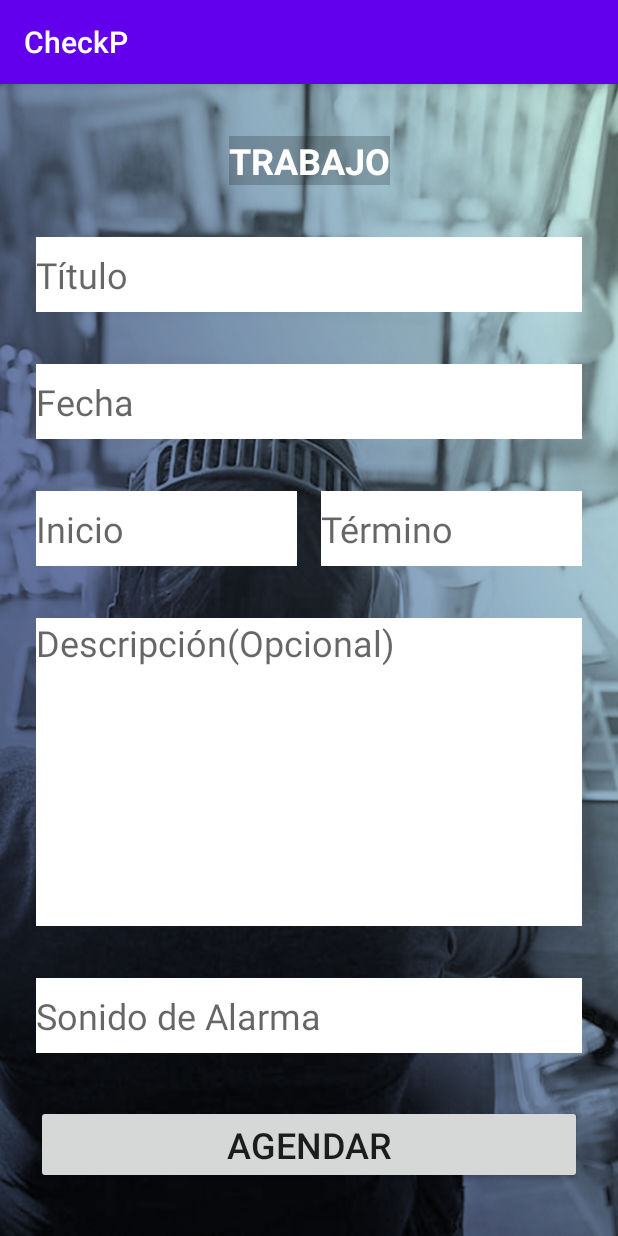
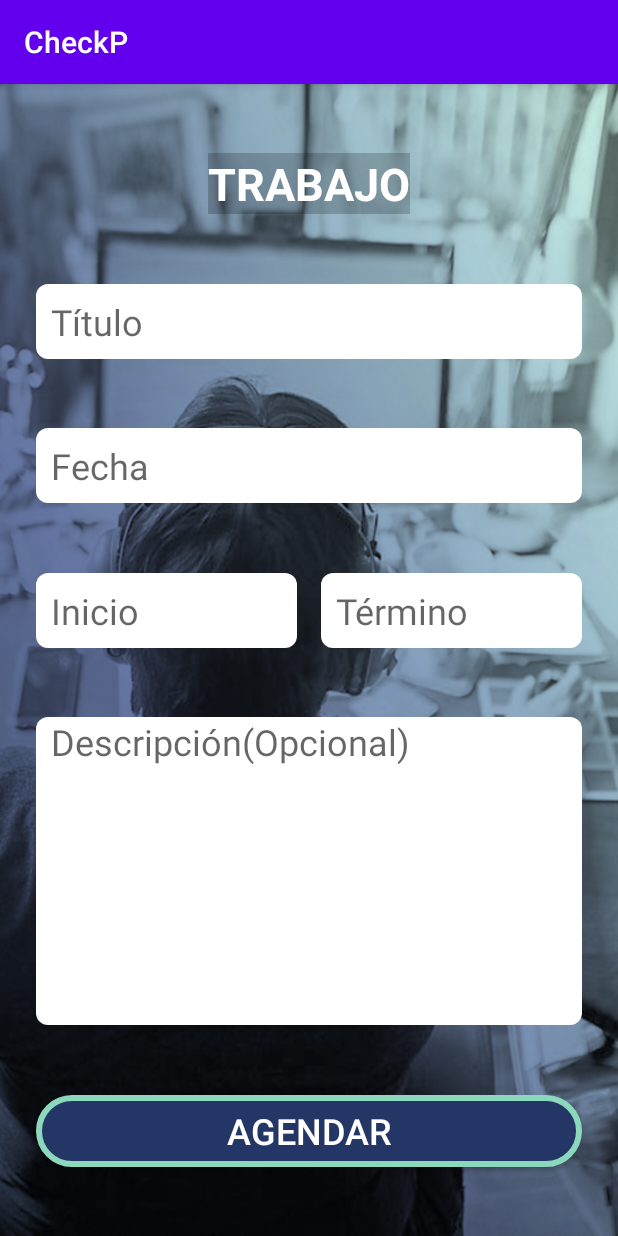
Before and after one commit to MaxCoder91/AndroidApp, an Android app: the trabajo screen opened directly, with no data from a screen before it, on a phone screen of 412 x 824 dp. Run offline under Robolectric (Android 15) with nearby library versions, the phone set to English and light mode, and no system bars.

Commit message:
Actualizacion de apariencia y eliminacion de inputs de alarma

```diff
--- a/app/src/main/java/com/example/androidapp/estudios.java
+++ b/app/src/main/java/com/example/androidapp/estudios.java
@@ -17,7 +17,7 @@ import java.util.Calendar;
 
 public class estudios extends AppCompatActivity {
 
-    private EditText edtTitulo, edtFecha, edtHoraIni, edtHoraFin, edtDesc, edtAlarma;
+    private EditText edtTitulo, edtFecha, edtHoraIni, edtHoraFin, edtDesc;
     private Button btnAgendar;
 
     @Override
@@ -30,7 +30,6 @@ public class estudios extends AppCompatActivity {
         edtHoraIni=findViewById(R.id.editTextHour);
         edtHoraFin=findViewById(R.id.editTextHour3);
         edtDesc=findViewById(R.id.editTextMultiLine2);
-        edtAlarma=findViewById(R.id.editTextAlarm2);
         btnAgendar=findViewById(R.id.buttonCreate2);
 
         edtFecha.setOnClickListener(new View.OnClickListener() {
@@ -145,10 +144,9 @@ public class estudios extends AppCompatActivity {
         horaIni = edtHoraIni.getText().toString();
         horaFin = edtHoraFin.getText().toString();
         desc = edtDesc.getText().toString();
-        alarma = edtAlarma.getText().toString();
 
         Toast.makeText(this, "Título: " + titulo + " \nFecha: " + fecha + " \nHora de Inicio: " + horaIni +
-                " \nHora de Término: " + horaFin + " \nDescripción: " + desc + " \nAlarma: " + alarma, Toast.LENGTH_LONG).show();
+                " \nHora de Término: " + horaFin + " \nDescripción: " + desc, Toast.LENGTH_LONG).show();
         Intent intent = new Intent(this, MenuPrincipal.class);
         startActivity(intent);
     }
--- a/app/src/main/java/com/example/androidapp/otros.java
+++ b/app/src/main/java/com/example/androidapp/otros.java
@@ -17,7 +17,7 @@ import java.util.Calendar;
 
 public class otros extends AppCompatActivity {
 
-    private EditText edtTitulo, edtFecha, edtHoraIni, edtHoraFin, edtDesc, edtAlarma;
+    private EditText edtTitulo, edtFecha, edtHoraIni, edtHoraFin, edtDesc;
     private Button btnAgendar;
 
     @Override
@@ -30,7 +30,6 @@ public class otros extends AppCompatActivity {
         edtHoraIni=findViewById(R.id.editTextHour4);
         edtHoraFin=findViewById(R.id.editTextHour5);
         edtDesc=findViewById(R.id.editTextMultiLine3);
-        edtAlarma=findViewById(R.id.editTextAlarm3);
         btnAgendar=findViewById(R.id.buttonCreate3);
 
         edtFecha.setOnClickListener(new View.OnClickListener() {
@@ -144,10 +143,9 @@ public class otros extends AppCompatActivity {
         horaIni = edtHoraIni.getText().toString();
         horaFin = edtHoraFin.getText().toString();
         desc = edtDesc.getText().toString();
-        alarma = edtAlarma.getText().toString();
 
         Toast.makeText(this, "Título: " + titulo + " \nFecha: " + fecha + " \nHora de Inicio: " + horaIni +
-                " \nHora de Término: " + horaFin + " \nDescripción: " + desc + " \nAlarma: " + alarma, Toast.LENGTH_LONG).show();
+                " \nHora de Término: " + horaFin + " \nDescripción: " + desc, Toast.LENGTH_LONG).show();
         Intent intent = new Intent(this, MenuPrincipal.class);
         startActivity(intent);
     }
--- a/app/src/main/java/com/example/androidapp/trabajo.java
+++ b/app/src/main/java/com/example/androidapp/trabajo.java
@@ -19,7 +19,7 @@ import java.util.Calendar;
 
 public class trabajo extends AppCompatActivity {
 
-    private EditText edtTitulo, edtFecha, edtHoraIni, edtHoraFin, edtDesc, edtAlarma;
+    private EditText edtTitulo, edtFecha, edtHoraIni, edtHoraFin, edtDesc;
     private Button btnAgendar;
 
     @Override
@@ -32,7 +32,6 @@ public class trabajo extends AppCompatActivity {
         edtHoraIni=findViewById(R.id.editTextHour1);
         edtHoraFin=findViewById(R.id.editTextHour2);
         edtDesc=findViewById(R.id.editTextMultiLine);
-        edtAlarma=findViewById(R.id.editTextAlarm);
         btnAgendar=findViewById(R.id.buttonCreate);
 
         edtFecha.setOnClickListener(new View.OnClickListener() {
@@ -148,7 +147,6 @@ public class trabajo extends AppCompatActivity {
         horaIni = edtHoraIni.getText().toString();
         horaFin = edtHoraFin.getText().toString();
         desc = edtDesc.getText().toString();
-        alarma = edtAlarma.getText().toString();
 
         DbHelper dbHelper = new DbHelper(this,"dbCheckp",null,1);
         SQLiteDatabase sqLiteDatabase = dbHelper.getWritableDatabase();
@@ -172,7 +170,7 @@ public class trabajo extends AppCompatActivity {
         }
 
         Toast.makeText(this, "Título: "+titulo+" \nFecha: "+fecha+" \nHora de Inicio: "+horaIni+
-                " \nHora de Término: "+horaFin+" \nDescripción: "+desc+" \nAlarma: "+alarma, Toast.LENGTH_LONG).show();
+                " \nHora de Término: "+horaFin+" \nDescripción: "+desc, Toast.LENGTH_LONG).show();
         Intent intent = new Intent(this, MenuPrincipal.class);
         startActivity(intent);
     }
--- /dev/null
+++ b/app/src/main/res/drawable/btn_style.xml
@@ -0,0 +1,6 @@
+<?xml version="1.0" encoding="utf-8"?>
+<shape xmlns:android="http://schemas.android.com/apk/res/android">
+    <solid android:color="#243665"></solid>
+    <corners android:radius="100dp"></corners>
+    <stroke android:color="#8BD8BD" android:width="4dp"></stroke>
+</shape>
--- /dev/null
+++ b/app/src/main/res/drawable/desc_style.xml
@@ -0,0 +1,6 @@
+<?xml version="1.0" encoding="utf-8"?>
+<shape xmlns:android="http://schemas.android.com/apk/res/android">
+    <solid android:color="#FFFFFF"></solid>
+    <corners android:radius="8dp"></corners>
+    <padding android:left="10dp" android:right="10dp" ></padding>
+</shape>
--- /dev/null
+++ b/app/src/main/res/drawable/input_style.xml
@@ -0,0 +1,6 @@
+<?xml version="1.0" encoding="utf-8"?>
+<shape xmlns:android="http://schemas.android.com/apk/res/android">
+    <solid android:color="#FFFFFF"></solid>
+    <corners android:radius="100dp"></corners>
+    <padding android:left="10dp" android:right="10dp" ></padding>
+</shape>
--- a/app/src/main/res/layout/activity_eventos.xml
+++ b/app/src/main/res/layout/activity_eventos.xml
@@ -16,7 +16,7 @@
         android:text="Recomendados"
         android:textAllCaps="true"
         android:textColor="#FFFFFF"
-        android:textSize="24sp"
+        android:textSize="30sp"
         android:textStyle="bold"
         app:layout_constraintEnd_toEndOf="parent"
         app:layout_constraintStart_toStartOf="parent"
@@ -32,6 +32,8 @@
         android:layout_marginRight="24dp"
         android:layout_marginBottom="24dp"
         android:text="Crear evento"
+        android:background="@drawable/btn_style"
+        android:textColor="#FFFFFF"
         android:textSize="18sp"
         app:layout_constraintBottom_toBottomOf="parent"
         app:layout_constraintEnd_toEndOf="parent"
--- a/app/src/main/res/layout/activity_mi_calendario.xml
+++ b/app/src/main/res/layout/activity_mi_calendario.xml
@@ -31,6 +31,8 @@
         android:layout_marginEnd="24dp"
         android:layout_marginRight="24dp"
         android:text="Volver"
+        android:background="@drawable/btn_style"
+        android:textColor="#FFFFFF"
         android:textSize="18sp"
         app:layout_constraintBottom_toBottomOf="parent"
         app:layout_constraintEnd_toEndOf="parent"
@@ -46,7 +48,7 @@
         android:layout_marginLeft="24dp"
         android:layout_marginEnd="24dp"
         android:layout_marginRight="24dp"
-        android:background="#B3FFFFFF"
+        android:background="@drawable/desc_style"
         app:layout_constraintBottom_toTopOf="@+id/lvEventos"
         app:layout_constraintEnd_toEndOf="parent"
         app:layout_constraintHorizontal_bias="0.5"
@@ -61,7 +63,7 @@
         android:layout_marginLeft="24dp"
         android:layout_marginEnd="24dp"
         android:layout_marginRight="24dp"
-        android:background="#FFFFFF"
+        android:background="@drawable/desc_style"
         app:layout_constraintBottom_toTopOf="@+id/btnVolver"
         app:layout_constraintEnd_toEndOf="parent"
         app:layout_constraintHorizontal_bias="0.5"
--- a/app/src/main/res/layout/activity_trabajo.xml
+++ b/app/src/main/res/layout/activity_trabajo.xml
@@ -15,7 +15,7 @@
         android:text="Trabajo"
         android:textAllCaps="true"
         android:textColor="#FFFFFF"
-        android:textSize="24sp"
+        android:textSize="30dp"
         android:textStyle="bold"
         app:layout_constraintBottom_toTopOf="@+id/editTextTitle"
         app:layout_constraintEnd_toEndOf="parent"
@@ -31,7 +31,7 @@
         android:layout_marginLeft="24dp"
         android:layout_marginEnd="24dp"
         android:layout_marginRight="24dp"
-        android:background="#FFFFFF"
+        android:background="@drawable/desc_style"
         android:ems="10"
         android:hint="Título"
         android:inputType="textPersonName"
@@ -50,7 +50,7 @@
         android:layout_marginLeft="24dp"
         android:layout_marginEnd="24dp"
         android:layout_marginRight="24dp"
-        android:background="#FFFFFF"
+        android:background="@drawable/desc_style"
         android:ems="10"
         android:hint="Fecha"
         android:inputType="date"
@@ -69,7 +69,7 @@
         android:layout_marginLeft="24dp"
         android:layout_marginEnd="8dp"
         android:layout_marginRight="8dp"
-        android:background="#FFFFFF"
+        android:background="@drawable/desc_style"
         android:ems="10"
         android:hint="Inicio"
         android:inputType="number"
@@ -88,7 +88,7 @@
         android:layout_marginLeft="8dp"
         android:layout_marginEnd="24dp"
         android:layout_marginRight="24dp"
-        android:background="#FFFFFF"
+        android:background="@drawable/desc_style"
         android:ems="10"
         android:hint="Término"
         android:inputType="number"
@@ -107,36 +107,17 @@
         android:layout_marginLeft="24dp"
         android:layout_marginEnd="24dp"
         android:layout_marginRight="24dp"
-        android:background="#FFFFFF"
+        android:background="@drawable/desc_style"
         android:ems="10"
         android:gravity="start|top"
         android:hint="Descripción(Opcional)"
         android:inputType="textMultiLine"
         android:textSize="24sp"
-        app:layout_constraintBottom_toTopOf="@+id/editTextAlarm"
+        app:layout_constraintBottom_toTopOf="@+id/buttonCreate"
         app:layout_constraintEnd_toEndOf="parent"
         app:layout_constraintHorizontal_bias="0.5"
         app:layout_constraintStart_toStartOf="parent"
         app:layout_constraintTop_toBottomOf="@+id/editTextHour1" />
-
-    <EditText
-        android:id="@+id/editTextAlarm"
-        android:layout_width="0dp"
-        android:layout_height="50dp"
-        android:layout_marginStart="24dp"
-        android:layout_marginLeft="24dp"
-        android:layout_marginEnd="24dp"
-        android:layout_marginRight="24dp"
-        android:background="#FFFFFF"
-        android:ems="10"
-        android:hint="Sonido de Alarma"
-        android:inputType="textPersonName"
-        android:textSize="24sp"
-        app:layout_constraintBottom_toTopOf="@+id/buttonCreate"
-        app:layout_constraintEnd_toEndOf="parent"
-        app:layout_constraintHorizontal_bias="0.5"
-        app:layout_constraintStart_toStartOf="parent"
-        app:layout_constraintTop_toBottomOf="@+id/editTextMultiLine" />
 
     <Button
         android:id="@+id/buttonCreate"
@@ -147,10 +128,12 @@
         android:layout_marginEnd="24dp"
         android:layout_marginRight="24dp"
         android:text="Agendar"
+        android:background="@drawable/btn_style"
+        android:textColor="#FFFFFF"
         android:textSize="24sp"
         app:layout_constraintBottom_toBottomOf="parent"
         app:layout_constraintEnd_toEndOf="parent"
         app:layout_constraintHorizontal_bias="0.5"
         app:layout_constraintStart_toStartOf="parent"
-        app:layout_constraintTop_toBottomOf="@+id/editTextAlarm" />
+        app:layout_constraintTop_toBottomOf="@+id/editTextMultiLine" />
 </androidx.constraintlayout.widget.ConstraintLayout>
```
Also changed, not shown: app/src/main/res/layout/activity_editar_evento.xml (+12 -8 lines), app/src/main/res/layout/activity_estudios.xml (+10 -27 lines), app/src/main/res/layout/activity_main.xml (+22 -7 lines), app/src/main/res/layout/activity_menu_principal.xml (+14 -6 lines), app/src/main/res/layout/activity_otros.xml (+10 -27 lines), app/src/main/res/layout/activity_registro.xml (+12 -10 lines), app/src/main/res/layout/activity_restablecer_pass.xml (+18 -5 lines), app/src/main/res/drawable/calendar_icon.png (added), app/src/main/res/drawable/mail_icon.png (added).
